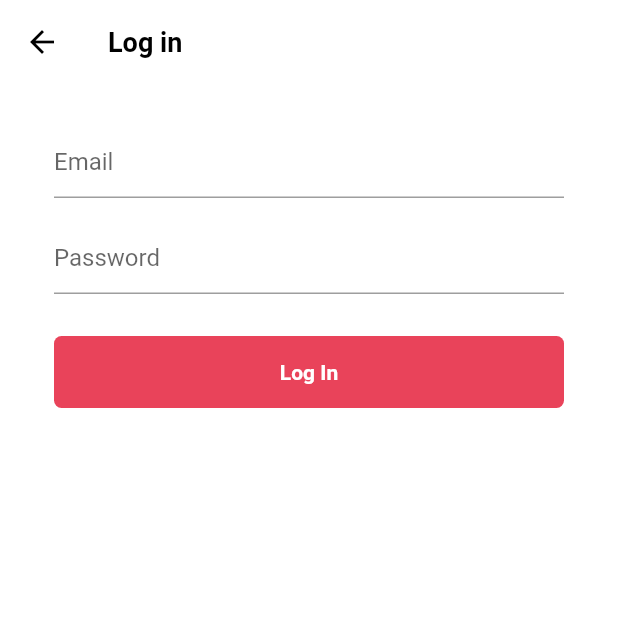
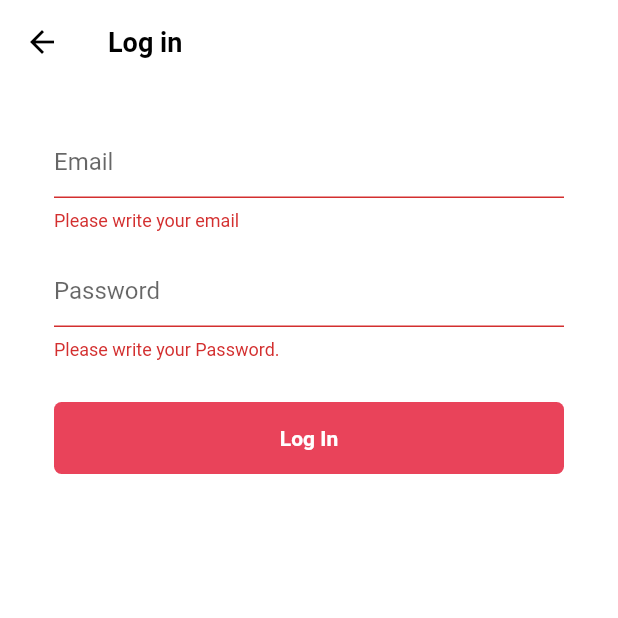
Before and after one commit to thekuhn37/flutter_tiktok_clone, a Flutter app: the LoginFormScreen screen opened directly, after a tap on "Log In", on a phone screen of 412 x 824 dp, the top half of it. Run offline on Flutter 3.47's test engine with Material 2 defaults, Android fonts, the phone set to English and light mode, and no system bars; our stand-ins replace font_awesome_flutter.

```diff
--- a/lib/features/authenfication/birthday_screen.dart
+++ b/lib/features/authenfication/birthday_screen.dart
@@ -102,7 +102,7 @@ class _BirthdayScreenState extends State<BirthdayScreen> {
               onTap: _onNextTap,
               child: FormButton(
                 disabled: false,
-                textButton: 'Next',
+                textButton: 'Sign Up',
               ),
             )
           ],
--- a/lib/features/authenfication/login_form_screen.dart
+++ b/lib/features/authenfication/login_form_screen.dart
@@ -2,6 +2,7 @@ import 'package:flutter/material.dart';
 import 'package:tiktok_clone/constants/gaps.dart';
 import 'package:tiktok_clone/constants/sizes.dart';
 import 'package:tiktok_clone/features/authenfication/widgets/form_button.dart';
+import 'package:tiktok_clone/onboarding/interests_screen.dart';
 
 class LoginFormScreen extends StatefulWidget {
   const LoginFormScreen({super.key});
@@ -20,7 +21,12 @@ class _LoginFormScreenState extends State<LoginFormScreen> {
       if (_formKey.currentState!.validate()) {
         _formKey.currentState!.save();
         // print(formData.values);
-        print(formData);
+        // print(formData);
+        Navigator.of(context).push(
+          MaterialPageRoute(
+            builder: (context) => const InterestsScreen(),
+          ),
+        );
       }
     }
     // _formKey.currentState?.validate();
@@ -42,12 +48,25 @@ class _LoginFormScreenState extends State<LoginFormScreen> {
               children: [
                 Gaps.v28,
                 TextFormField(
-                  decoration: const InputDecoration(
+                  decoration: InputDecoration(
                     hintText: 'Email',
+                    enabledBorder: UnderlineInputBorder(
+                      borderSide: BorderSide(
+                        color: Colors.grey.shade400,
+                      ),
+                    ),
+                    focusedBorder: UnderlineInputBorder(
+                      borderSide: BorderSide(
+                        color: Colors.grey.shade400,
+                      ),
+                    ),
                   ),
                   validator: (value) {
+                    if (value != null && value.isEmpty) {
+                      return "Please write your email";
+                    }
+                    // return "Wrong Email.";
                     return null;
-                    // return "I don't like your email.";
                   },
                   onSaved: (newValue) {
                     if (newValue != null) {
@@ -57,10 +76,23 @@ class _LoginFormScreenState extends State<LoginFormScreen> {
                 ),
                 Gaps.v16,
                 TextFormField(
-                  decoration: const InputDecoration(
+                  decoration: InputDecoration(
                     hintText: 'Password',
+                    enabledBorder: UnderlineInputBorder(
+                      borderSide: BorderSide(
+                        color: Colors.grey.shade400,
+                      ),
+                    ),
+                    focusedBorder: UnderlineInputBorder(
+                      borderSide: BorderSide(
+                        color: Colors.grey.shade400,
+                      ),
+                    ),
                   ),
                   validator: (value) {
+                    if (value != null && value.isEmpty) {
+                      return "Please write your Password.";
+                    }
                     // return "Wrong Password.";
                     return null;
                   },
--- a/lib/main.dart
+++ b/lib/main.dart
@@ -1,6 +1,6 @@
 import 'package:flutter/material.dart';
 import 'package:tiktok_clone/constants/sizes.dart';
-import 'package:tiktok_clone/features/authenfication/sign_up_screen.dart';
+import 'package:tiktok_clone/onboarding/interests_screen.dart';
 
 void main() {
   runApp(const TikTokApp());
@@ -27,7 +27,7 @@ class TikTokApp extends StatelessWidget {
           ),
         ),
       ),
-      home: const SignUpScreen(),
+      home: const InterestsScreen(),
     );
   }
 }
```
Also changed, not shown: lib/onboarding/interests_screen.dart (+147 -2 lines).
